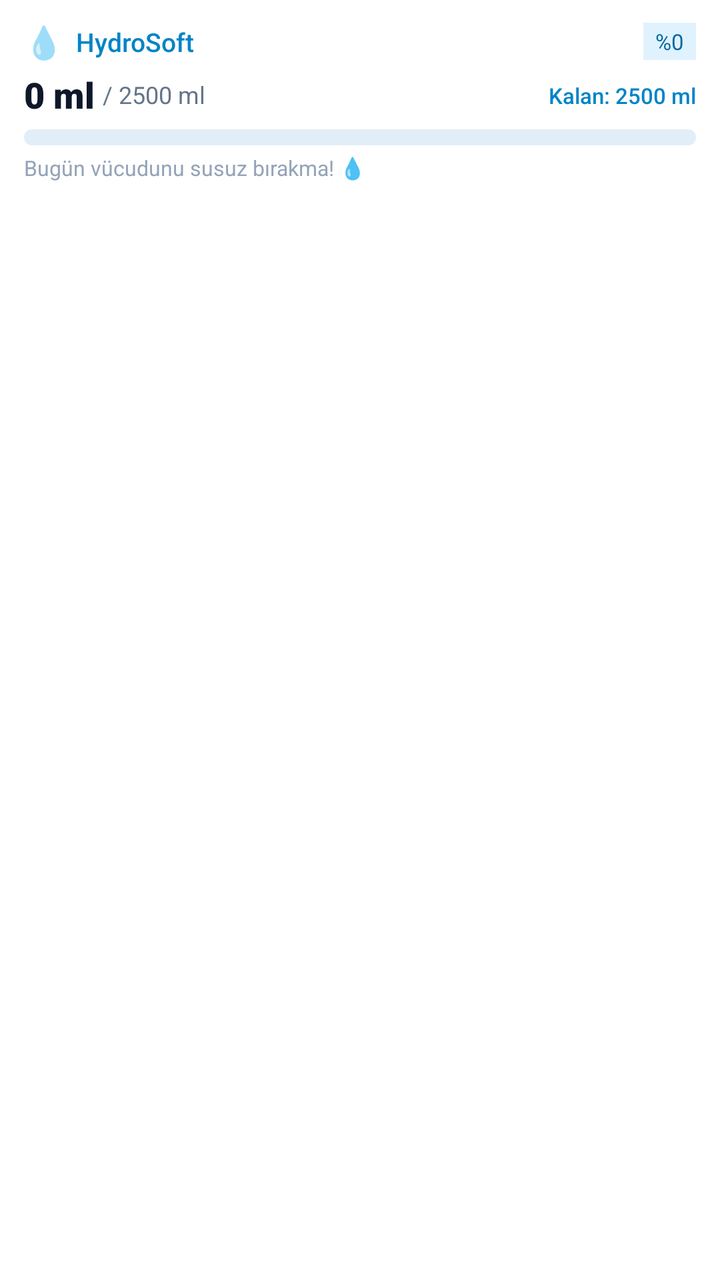
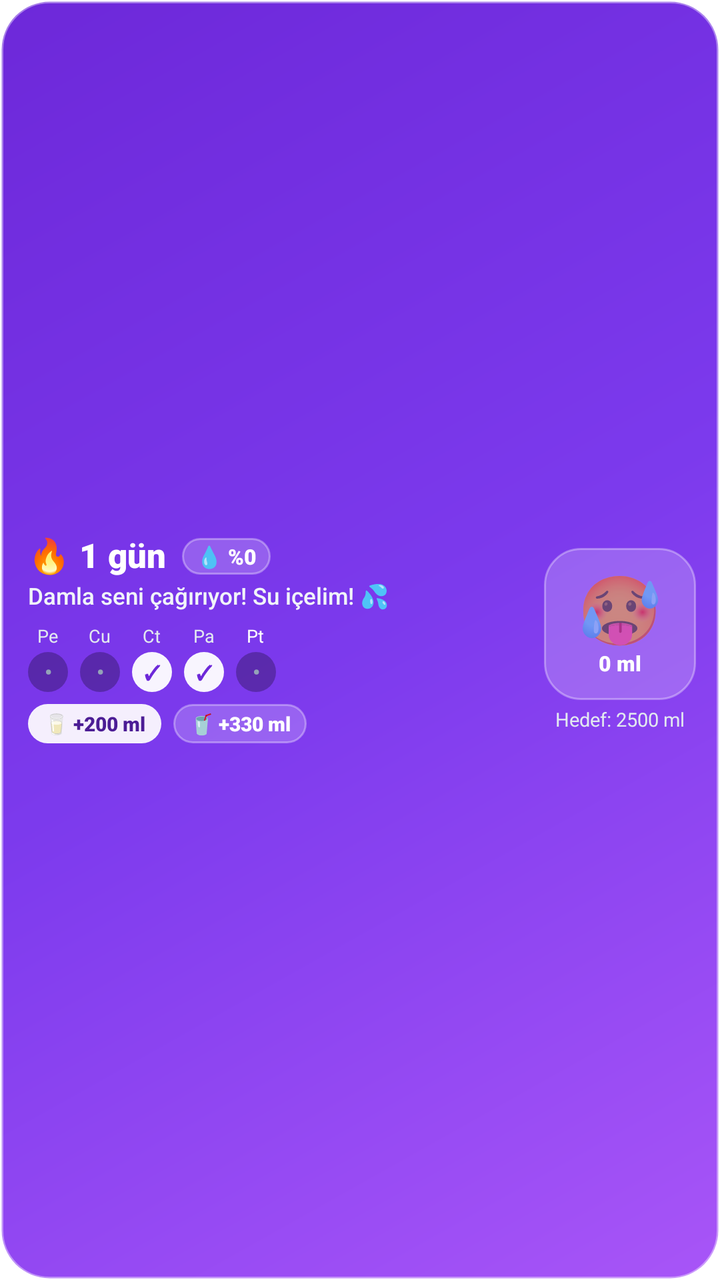

Before-and-after screenshots of an Android layout around one commit, followed by the original layout XML and the change that was made.
<!-- AndroidManifest.xml: fallback theme Theme.MaterialComponents.DayNight.NoActionBar -->
<!-- res/layout/water_progress_widget.xml -->
<?xml version="1.0" encoding="utf-8"?>
<LinearLayout xmlns:android="http://schemas.android.com/apk/res/android"
    android:id="@+id/widget_progress_root"
    android:layout_width="match_parent"
    android:layout_height="match_parent"
    android:background="@drawable/widget_card_bg"
    android:orientation="vertical"
    android:paddingLeft="12dp"
    android:paddingRight="12dp"
    android:paddingTop="10dp"
    android:paddingBottom="10dp">

    
    <LinearLayout
        android:layout_width="match_parent"
        android:layout_height="wrap_content"
        android:gravity="center_vertical"
        android:orientation="horizontal">

        <TextView
            android:layout_width="wrap_content"
            android:layout_height="wrap_content"
            android:text="💧"
            android:textSize="16sp" />

        <TextView
            android:layout_width="0dp"
            android:layout_height="wrap_content"
            android:layout_marginLeft="6dp"
            android:layout_marginRight="6dp"
            android:layout_weight="1"
            android:fontFamily="sans-serif-medium"
            android:text="HydroSoft"
            android:textColor="#0284C7"
            android:textSize="13sp" />

        <TextView
            android:id="@+id/tv_progress_percent"
            android:layout_width="wrap_content"
            android:layout_height="wrap_content"
            android:background="#E0F2FE"
            android:fontFamily="sans-serif-bold"
            android:paddingLeft="6dp"
            android:paddingRight="6dp"
            android:paddingTop="2dp"
            android:paddingBottom="2dp"
            android:text="%0"
            android:textColor="#0369A1"
            android:textSize="11sp" />
    </LinearLayout>

    
    <LinearLayout
        android:layout_width="match_parent"
        android:layout_height="wrap_content"
        android:layout_marginTop="6dp"
        android:gravity="center_vertical"
        android:orientation="horizontal">

        <TextView
            android:id="@+id/tv_progress_consumed"
            android:layout_width="wrap_content"
            android:layout_height="wrap_content"
            android:fontFamily="sans-serif-black"
            android:includeFontPadding="false"
            android:text="0 ml"
            android:textColor="#0F172A"
            android:textSize="18sp" />

        <TextView
            android:id="@+id/tv_progress_goal"
            android:layout_width="0dp"
            android:layout_height="wrap_content"
            android:layout_marginLeft="4dp"
            android:layout_weight="1"
            android:fontFamily="sans-serif"
            android:includeFontPadding="false"
            android:text="/ 2500 ml"
            android:textColor="#64748B"
            android:textSize="12sp" />

        <TextView
            android:id="@+id/tv_progress_remaining"
            android:layout_width="wrap_content"
            android:layout_height="wrap_content"
            android:fontFamily="sans-serif-medium"
            android:includeFontPadding="false"
            android:text="Kalan: 2500 ml"
            android:textColor="#0284C7"
            android:textSize="11sp" />
    </LinearLayout>

    
    <ProgressBar
        android:id="@+id/pb_water_progress"
        style="?android:attr/progressBarStyleHorizontal"
        android:layout_width="match_parent"
        android:layout_height="8dp"
        android:layout_marginTop="6dp"
        android:max="100"
        android:progress="0"
        android:progressDrawable="@drawable/widget_progress_bar" />

    
    <TextView
        android:id="@+id/tv_progress_message"
        android:layout_width="match_parent"
        android:layout_height="wrap_content"
        android:layout_marginTop="4dp"
        android:ellipsize="end"
        android:fontFamily="sans-serif"
        android:maxLines="1"
        android:text="Bugün vücudunu susuz bırakma! 💧"
        android:textColor="#94A3B8"
        android:textSize="10.5sp" />

</LinearLayout>
<!-- resources referenced by this layout -->
<resources>
  <!-- drawable widget_card_bg (drawable) -->
  <?xml version="1.0" encoding="utf-8"?>
  <shape xmlns:android="http://schemas.android.com/apk/res/android"
      android:shape="rectangle">
      
      <solid android:color="#40FFFFFF" />
      <corners android:radius="22dp" />
      <stroke
          android:width="1.2dp"
          android:color="#70FFFFFF" />
  </shape>
  <!-- drawable widget_progress_bar (drawable) -->
  <?xml version="1.0" encoding="utf-8"?>
  <layer-list xmlns:android="http://schemas.android.com/apk/res/android">
      <item android:id="@android:id/background">
          <shape>
              <corners android:radius="8dp" />
              <solid android:color="#E1EEF8" />
          </shape>
      </item>
      <item android:id="@android:id/progress">
          <clip>
              <shape>
                  <corners android:radius="8dp" />
                  <solid android:color="#4BA3E3" />
              </shape>
          </clip>
      </item>
  </layer-list>
</resources>

<!-- the commit's change to res/layout/water_progress_widget.xml (unified diff, before → after) -->
@@ -4,114 +4,301 @@
     android:layout_width="match_parent"
     android:layout_height="match_parent"
     android:background="@drawable/widget_card_bg"
-    android:orientation="vertical"
-    android:paddingLeft="12dp"
+    android:gravity="center_vertical"
+    android:orientation="horizontal"
+    android:paddingLeft="14dp"
     android:paddingRight="12dp"
     android:paddingTop="10dp"
     android:paddingBottom="10dp">
 
     
     <LinearLayout
-        android:layout_width="match_parent"
+        android:layout_width="0dp"
         android:layout_height="wrap_content"
-        android:gravity="center_vertical"
-        android:orientation="horizontal">
-
+        android:layout_weight="1"
+        android:orientation="vertical">
+
+        
+        <LinearLayout
+            android:layout_width="match_parent"
+            android:layout_height="wrap_content"
+            android:gravity="center_vertical"
+            android:orientation="horizontal">
+
+            <TextView
+                android:id="@+id/tv_streak_title"
+                android:layout_width="wrap_content"
+                android:layout_height="wrap_content"
+                android:fontFamily="sans-serif-black"
+                android:includeFontPadding="false"
+                android:text="🔥 1 gün"
+                android:textColor="#FFFFFF"
+                android:textSize="17sp" />
+
+            <TextView
+                android:id="@+id/tv_progress_percent"
+                android:layout_width="wrap_content"
+                android:layout_height="wrap_content"
+                android:layout_marginLeft="8dp"
+                android:background="@drawable/widget_mascot_stage_bg"
+                android:fontFamily="sans-serif-black"
+                android:paddingLeft="7dp"
+                android:paddingRight="7dp"
+                android:paddingTop="2dp"
+                android:paddingBottom="2dp"
+                android:text="💧 %0"
+                android:textColor="#FFFFFF"
+                android:textSize="10.5sp" />
+        </LinearLayout>
+
+        
         <TextView
+            android:id="@+id/tv_progress_message"
+            android:layout_width="match_parent"
+            android:layout_height="wrap_content"
+            android:layout_marginTop="2dp"
+            android:ellipsize="end"
+            android:fontFamily="sans-serif-medium"
+            android:maxLines="1"
+            android:text="Damla seni çağırıyor! Su içelim! 💦"
+            android:textColor="#F1F5F9"
+            android:textSize="11.5sp" />
+
+        
+        <LinearLayout
             android:layout_width="wrap_content"
             android:layout_height="wrap_content"
-            android:text="💧"
-            android:textSize="16sp" />
-
-        <TextView
-            android:layout_width="0dp"
-            android:layout_height="wrap_content"
-            android:layout_marginLeft="6dp"
-            android:layout_marginRight="6dp"
-            android:layout_weight="1"
-            android:fontFamily="sans-serif-medium"
-            android:text="HydroSoft"
-            android:textColor="#0284C7"
-            android:textSize="13sp" />
-
-        <TextView
-            android:id="@+id/tv_progress_percent"
+            android:layout_marginTop="6dp"
+            android:gravity="center_vertical"
+            android:orientation="horizontal">
+
+            
+            <LinearLayout
+                android:layout_width="wrap_content"
+                android:layout_height="wrap_content"
+                android:layout_marginRight="6dp"
+                android:gravity="center"
+                android:orientation="vertical">
+                <TextView
+                    android:id="@+id/tv_day_label_1"
+                    android:layout_width="wrap_content"
+                    android:layout_height="wrap_content"
+                    android:fontFamily="sans-serif-bold"
+                    android:text="Pe"
+                    android:textColor="#E2E8F0"
+                    android:textSize="9sp" />
+                <TextView
+                    android:id="@+id/tv_day_check_1"
+                    android:layout_width="20dp"
+                    android:layout_height="20dp"
+                    android:layout_marginTop="2dp"
+                    android:background="@drawable/widget_day_circle_empty"
+                    android:fontFamily="sans-serif-black"
+                    android:gravity="center"
+                    android:text="•"
+                    android:textColor="#94A3B8"
+                    android:textSize="10sp" />
+            </LinearLayout>
+
+            
+            <LinearLayout
+                android:layout_width="wrap_content"
+                android:layout_height="wrap_content"
+                android:layout_marginRight="6dp"
+                android:gravity="center"
+                android:orientation="vertical">
+                <TextView
+                    android:id="@+id/tv_day_label_2"
+                    android:layout_width="wrap_content"
+                    android:layout_height="wrap_content"
+                    android:fontFamily="sans-serif-bold"
+                    android:text="Cu"
+                    android:textColor="#E2E8F0"
+                    android:textSize="9sp" />
+                <TextView
+                    android:id="@+id/tv_day_check_2"
+                    android:layout_width="20dp"
+                    android:layout_height="20dp"
+                    android:layout_marginTop="2dp"
+                    android:background="@drawable/widget_day_circle_empty"
+                    android:fontFamily="sans-serif-black"
+                    android:gravity="center"
+                    android:text="•"
+                    android:textColor="#94A3B8"
+                    android:textSize="10sp" />
+            </LinearLayout>
+
+            
+            <LinearLayout
+                android:layout_width="wrap_content"
+                android:layout_height="wrap_content"
+                android:layout_marginRight="6dp"
+                android:gravity="center"
+                android:orientation="vertical">
+                <TextView
+                    android:id="@+id/tv_day_label_3"
+                    android:layout_width="wrap_content"
+                    android:layout_height="wrap_content"
+                    android:fontFamily="sans-serif-bold"
+                    android:text="Ct"
+                    android:textColor="#E2E8F0"
+                    android:textSize="9sp" />
+                <TextView
+                    android:id="@+id/tv_day_check_3"
+                    android:layout_width="20dp"
+                    android:layout_height="20dp"
+                    android:layout_marginTop="2dp"
+                    android:background="@drawable/widget_day_circle_done"
+                    android:fontFamily="sans-serif-black"
+                    android:gravity="center"
+                    android:text="✓"
+                    android:textColor="#6D28D9"
+                    android:textSize="10sp" />
+            </LinearLayout>
+
+            
+            <LinearLayout
+                android:layout_width="wrap_content"
+                android:layout_height="wrap_content"
+                android:layout_marginRight="6dp"
+                android:gravity="center"
+                android:orientation="vertical">
+                <TextView
+                    android:id="@+id/tv_day_label_4"
+                    android:layout_width="wrap_content"
+                    android:layout_height="wrap_content"
+                    android:fontFamily="sans-serif-bold"
+                    android:text="Pa"
+                    android:textColor="#E2E8F0"
+                    android:textSize="9sp" />
+                <TextView
+                    android:id="@+id/tv_day_check_4"
+                    android:layout_width="20dp"
+                    android:layout_height="20dp"
+                    android:layout_marginTop="2dp"
+                    android:background="@drawable/widget_day_circle_done"
+                    android:fontFamily="sans-serif-black"
+                    android:gravity="center"
+                    android:text="✓"
+                    android:textColor="#6D28D9"
+                    android:textSize="10sp" />
+            </LinearLayout>
+
+            
+            <LinearLayout
+                android:layout_width="wrap_content"
+                android:layout_height="wrap_content"
+                android:gravity="center"
+                android:orientation="vertical">
+                <TextView
+                    android:id="@+id/tv_day_label_5"
+                    android:layout_width="wrap_content"
+                    android:layout_height="wrap_content"
+                    android:fontFamily="sans-serif-bold"
+                    android:text="Pt"
+                    android:textColor="#FFFFFF"
+                    android:textSize="9sp" />
+                <TextView
+                    android:id="@+id/tv_day_check_5"
+                    android:layout_width="20dp"
+                    android:layout_height="20dp"
+                    android:layout_marginTop="2dp"
+                    android:background="@drawable/widget_day_circle_empty"
+                    android:fontFamily="sans-serif-black"
+                    android:gravity="center"
+                    android:text="•"
+                    android:textColor="#94A3B8"
+                    android:textSize="10sp" />
+            </LinearLayout>
+        </LinearLayout>
+
+        
+        <LinearLayout
             android:layout_width="wrap_content"
             android:layout_height="wrap_content"
-            android:background="#E0F2FE"
-            android:fontFamily="sans-serif-bold"
-            android:paddingLeft="6dp"
-            android:paddingRight="6dp"
-            android:paddingTop="2dp"
-            android:paddingBottom="2dp"
-            android:text="%0"
-            android:textColor="#0369A1"
-            android:textSize="11sp" />
+            android:layout_marginTop="6dp"
+            android:gravity="center_vertical"
+            android:orientation="horizontal">
+
+            <TextView
+                android:id="@+id/btn_progress_preset1"
+                android:layout_width="wrap_content"
+                android:layout_height="wrap_content"
+                android:background="@drawable/widget_button_bg"
+                android:clickable="true"
+                android:focusable="true"
+                android:fontFamily="sans-serif-black"
+                android:paddingLeft="8dp"
+                android:paddingRight="8dp"
+                android:paddingTop="3dp"
+                android:paddingBottom="3dp"
+                android:text="🥛 +200 ml"
+                android:textColor="#4C1D95"
+                android:textSize="10sp" />
+
+            <TextView
+                android:id="@+id/btn_progress_preset2"
+                android:layout_width="wrap_content"
+                android:layout_height="wrap_content"
+                android:layout_marginLeft="6dp"
+                android:background="@drawable/widget_mascot_stage_bg"
+                android:clickable="true"
+                android:focusable="true"
+                android:fontFamily="sans-serif-black"
+                android:paddingLeft="8dp"
+                android:paddingRight="8dp"
+                android:paddingTop="3dp"
+                android:paddingBottom="3dp"
+                android:text="🥤 +330 ml"
+                android:textColor="#FFFFFF"
+                android:textSize="10sp" />
+        </LinearLayout>
     </LinearLayout>
 
     
     <LinearLayout
-        android:layout_width="match_parent"
+        android:layout_width="wrap_content"
         android:layout_height="wrap_content"
-        android:layout_marginTop="6dp"
-        android:gravity="center_vertical"
-        android:orientation="horizontal">
-
-        <TextView
-            android:id="@+id/tv_progress_consumed"
-            android:layout_width="wrap_content"
-            android:layout_height="wrap_content"
-            android:fontFamily="sans-serif-black"
-            android:includeFontPadding="false"
-            android:text="0 ml"
-            android:textColor="#0F172A"
-            android:textSize="18sp" />
+        android:layout_marginLeft="8dp"
+        android:gravity="center"
+        android:orientation="vertical">
+
+        <LinearLayout
+            android:layout_width="76dp"
+            android:layout_height="76dp"
+            android:background="@drawable/widget_mascot_stage_bg"
+            android:gravity="center"
+            android:orientation="vertical"
+            android:padding="4dp">
+
+            <TextView
+                android:id="@+id/tv_mascot_emoji"
+                android:layout_width="wrap_content"
+                android:layout_height="wrap_content"
+                android:includeFontPadding="false"
+                android:text="🥵"
+                android:textSize="34sp" />
+
+            <TextView
+                android:id="@+id/tv_progress_consumed"
+                android:layout_width="wrap_content"
+                android:layout_height="wrap_content"
+                android:fontFamily="sans-serif-black"
+                android:includeFontPadding="false"
+                android:text="0 ml"
+                android:textColor="#FFFFFF"
+                android:textSize="10.5sp" />
+        </LinearLayout>
 
         <TextView
             android:id="@+id/tv_progress_goal"
-            android:layout_width="0dp"
-            android:layout_height="wrap_content"
-            android:layout_marginLeft="4dp"
-            android:layout_weight="1"
-            android:fontFamily="sans-serif"
-            android:includeFontPadding="false"
-            android:text="/ 2500 ml"
-            android:textColor="#64748B"
-            android:textSize="12sp" />
-
-        <TextView
-            android:id="@+id/tv_progress_remaining"
             android:layout_width="wrap_content"
             android:layout_height="wrap_content"
-            android:fontFamily="sans-serif-medium"
-            android:includeFontPadding="false"
-            android:text="Kalan: 2500 ml"
-            android:textColor="#0284C7"
-            android:textSize="11sp" />
+            android:layout_marginTop="3dp"
+            android:fontFamily="sans-serif-bold"
+            android:text="Hedef: 2500 ml"
+            android:textColor="#E2E8F0"
+            android:textSize="9.5sp" />
     </LinearLayout>
 
-    
-    <ProgressBar
-        android:id="@+id/pb_water_progress"
-        style="?android:attr/progressBarStyleHorizontal"
-        android:layout_width="match_parent"
-        android:layout_height="8dp"
-        android:layout_marginTop="6dp"
-        android:max="100"
-        android:progress="0"
-        android:progressDrawable="@drawable/widget_progress_bar" />
-
-    
-    <TextView
-        android:id="@+id/tv_progress_message"
-        android:layout_width="match_parent"
-        android:layout_height="wrap_content"
-        android:layout_marginTop="4dp"
-        android:ellipsize="end"
-        android:fontFamily="sans-serif"
-        android:maxLines="1"
-        android:text="Bugün vücudunu susuz bırakma! 💧"
-        android:textColor="#94A3B8"
-        android:textSize="10.5sp" />
-
 </LinearLayout>
<!-- resource entries referenced after the edit -->
@@ -1,33 +1,55 @@
 <!-- resources referenced by this layout -->
 <resources>
+  <!-- drawable widget_button_bg (drawable) -->
+  <?xml version="1.0" encoding="utf-8"?>
+  <shape xmlns:android="http://schemas.android.com/apk/res/android"
+      android:shape="rectangle">
+      <solid android:color="#EBFFFFFF" />
+      <corners android:radius="12dp" />
+  </shape>
   <!-- drawable widget_card_bg (drawable) -->
   <?xml version="1.0" encoding="utf-8"?>
   <shape xmlns:android="http://schemas.android.com/apk/res/android"
       android:shape="rectangle">
       
-      <solid android:color="#40FFFFFF" />
-      <corners android:radius="22dp" />
+      <gradient
+          android:angle="315"
+          android:startColor="#6D28D9"
+          android:centerColor="#7C3AED"
+          android:endColor="#A855F7"
+          android:type="linear" />
+      <corners android:radius="24dp" />
       <stroke
-          android:width="1.2dp"
-          android:color="#70FFFFFF" />
+          android:width="1.5dp"
+          android:color="#66FFFFFF" />
   </shape>
-  <!-- drawable widget_progress_bar (drawable) -->
+  <!-- drawable widget_day_circle_done (drawable) -->
   <?xml version="1.0" encoding="utf-8"?>
-  <layer-list xmlns:android="http://schemas.android.com/apk/res/android">
-      <item android:id="@android:id/background">
-          <shape>
-              <corners android:radius="8dp" />
-              <solid android:color="#E1EEF8" />
-          </shape>
-      </item>
-      <item android:id="@android:id/progress">
-          <clip>
-              <shape>
-                  <corners android:radius="8dp" />
-                  <solid android:color="#4BA3E3" />
-              </shape>
-          </clip>
-      </item>
-  </layer-list>
+  <shape xmlns:android="http://schemas.android.com/apk/res/android"
+      android:shape="oval">
+      <solid android:color="#F2FFFFFF" />
+      <size
+          android:width="22dp"
+          android:height="22dp" />
+  </shape>
+  <!-- drawable widget_day_circle_empty (drawable) -->
+  <?xml version="1.0" encoding="utf-8"?>
+  <shape xmlns:android="http://schemas.android.com/apk/res/android"
+      android:shape="oval">
+      <solid android:color="#45000000" />
+      <size
+          android:width="22dp"
+          android:height="22dp" />
+  </shape>
+  <!-- drawable widget_mascot_stage_bg (drawable) -->
+  <?xml version="1.0" encoding="utf-8"?>
+  <shape xmlns:android="http://schemas.android.com/apk/res/android"
+      android:shape="rectangle">
+      <solid android:color="#33FFFFFF" />
+      <corners android:radius="18dp" />
+      <stroke
+          android:width="1dp"
+          android:color="#55FFFFFF" />
+  </shape>
 </resources>
 
